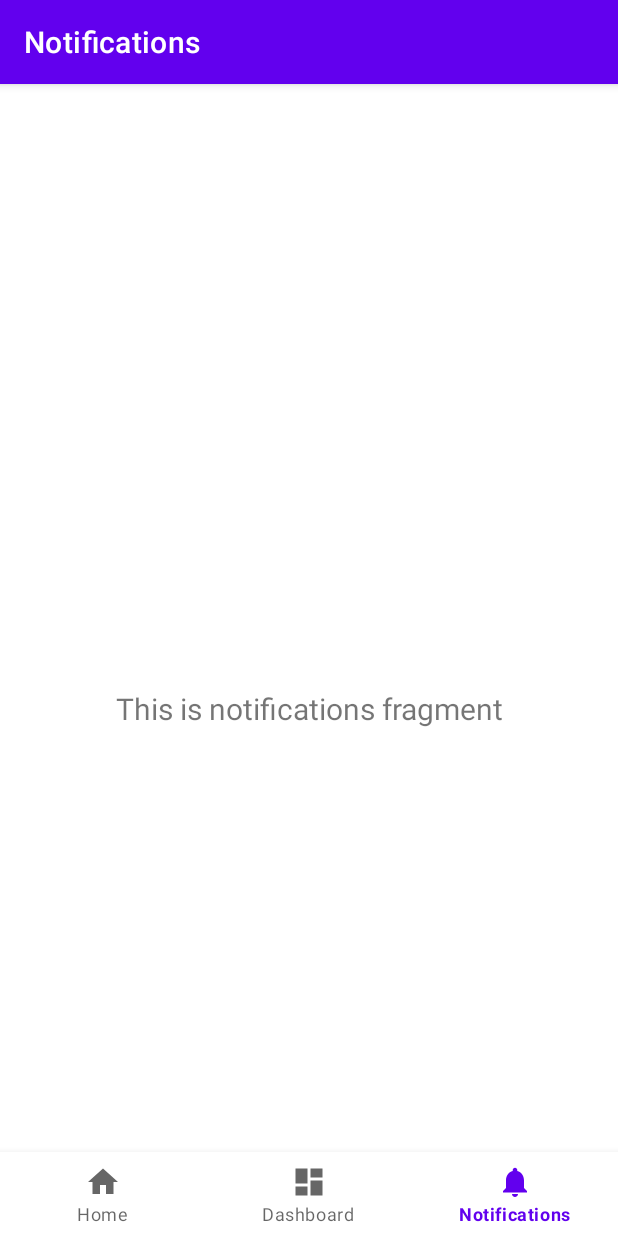
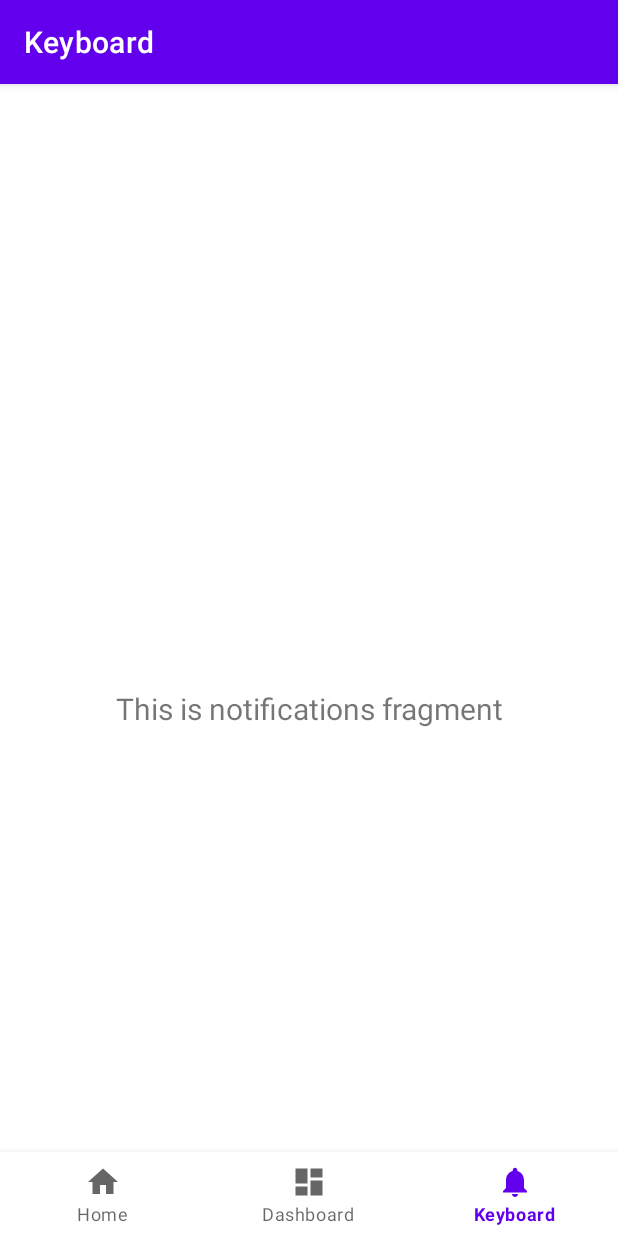
Before and after one commit to Bighsueh/MusicalKeyboard, an Android app: the KeyboardsFragment screen opened through its navigation route, on a phone screen of 412 x 824 dp. Run offline under Robolectric (Android 15) with nearby library versions, the light colour scheme and no system bars; our stand-ins replace navigation-ui.

Commit message:
Set KeyboardsFragment

```diff
--- a/app/src/main/java/tw/edu/nfu/gm/hsueh/musicalkeyboard/MainActivity.java
+++ b/app/src/main/java/tw/edu/nfu/gm/hsueh/musicalkeyboard/MainActivity.java
@@ -20,7 +20,7 @@ public class MainActivity extends AppCompatActivity {
         // Passing each menu ID as a set of Ids because each
         // menu should be considered as top level destinations.
         AppBarConfiguration appBarConfiguration = new AppBarConfiguration.Builder(
-                R.id.navigation_home, R.id.navigation_dashboard, R.id.navigation_notifications)
+                R.id.navigation_home, R.id.navigation_dashboard, R.id.navigation_keyboard)
                 .build();
         NavController navController = Navigation.findNavController(this, R.id.nav_host_fragment);
         NavigationUI.setupActionBarWithNavController(this, navController, appBarConfiguration);
--- a/app/src/main/java/tw/edu/nfu/gm/hsueh/musicalkeyboard/ui/notifications/NotificationsFragment.java
+++ b/app/src/main/java/tw/edu/nfu/gm/hsueh/musicalkeyboard/ui/keyboards/KeyboardsFragment.java
@@ -1,4 +1,4 @@
-package tw.edu.nfu.gm.hsueh.musicalkeyboard.ui.notifications;
+package tw.edu.nfu.gm.hsueh.musicalkeyboard.ui.keyboards;
 
 import android.os.Bundle;
 import android.view.LayoutInflater;
@@ -14,17 +14,17 @@ import androidx.lifecycle.ViewModelProvider;
 
 import tw.edu.nfu.gm.hsueh.musicalkeyboard.R;
 
-public class NotificationsFragment extends Fragment {
+public class KeyboardsFragment extends Fragment {
 
-    private NotificationsViewModel notificationsViewModel;
+    private KeyboardsViewModel keyboardsViewModel;
 
     public View onCreateView(@NonNull LayoutInflater inflater,
                              ViewGroup container, Bundle savedInstanceState) {
-        notificationsViewModel =
-                new ViewModelProvider(this).get(NotificationsViewModel.class);
-        View root = inflater.inflate(R.layout.fragment_notifications, container, false);
-        final TextView textView = root.findViewById(R.id.text_notifications);
-        notificationsViewModel.getText().observe(getViewLifecycleOwner(), new Observer<String>() {
+        keyboardsViewModel =
+                new ViewModelProvider(this).get(KeyboardsViewModel.class);
+        View root = inflater.inflate(R.layout.fragment_keyboard, container, false);
+        final TextView textView = root.findViewById(R.id.text_keyboards);
+        keyboardsViewModel.getText().observe(getViewLifecycleOwner(), new Observer<String>() {
             @Override
             public void onChanged(@Nullable String s) {
                 textView.setText(s);
--- a/app/src/main/java/tw/edu/nfu/gm/hsueh/musicalkeyboard/ui/notifications/NotificationsViewModel.java
+++ b/app/src/main/java/tw/edu/nfu/gm/hsueh/musicalkeyboard/ui/keyboards/KeyboardsViewModel.java
@@ -1,14 +1,14 @@
-package tw.edu.nfu.gm.hsueh.musicalkeyboard.ui.notifications;
+package tw.edu.nfu.gm.hsueh.musicalkeyboard.ui.keyboards;
 
 import androidx.lifecycle.LiveData;
 import androidx.lifecycle.MutableLiveData;
 import androidx.lifecycle.ViewModel;
 
-public class NotificationsViewModel extends ViewModel {
+public class KeyboardsViewModel extends ViewModel {
 
     private MutableLiveData<String> mText;
 
-    public NotificationsViewModel() {
+    public KeyboardsViewModel() {
         mText = new MutableLiveData<>();
         mText.setValue("This is notifications fragment");
     }
--- a/app/src/main/res/layout/fragment_notifications.xml
+++ b/app/src/main/res/layout/fragment_keyboard.xml
@@ -4,10 +4,10 @@
     xmlns:tools="http://schemas.android.com/tools"
     android:layout_width="match_parent"
     android:layout_height="match_parent"
-    tools:context=".ui.notifications.NotificationsFragment">
+    tools:context=".ui.keyboards.KeyboardFragment">
 
     <TextView
-        android:id="@+id/text_notifications"
+        android:id="@+id/text_keyboards"
         android:layout_width="match_parent"
         android:layout_height="wrap_content"
         android:layout_marginStart="8dp"
--- a/app/src/main/res/menu/bottom_nav_menu.xml
+++ b/app/src/main/res/menu/bottom_nav_menu.xml
@@ -12,8 +12,8 @@
         android:title="@string/title_dashboard" />
 
     <item
-        android:id="@+id/navigation_notifications"
+        android:id="@+id/navigation_keyboard"
         android:icon="@drawable/ic_notifications_black_24dp"
-        android:title="@string/title_notifications" />
+        android:title="Keyboard" />
 
 </menu>
--- a/app/src/main/res/navigation/mobile_navigation.xml
+++ b/app/src/main/res/navigation/mobile_navigation.xml
@@ -18,8 +18,8 @@
         tools:layout="@layout/fragment_dashboard" />
 
     <fragment
-        android:id="@+id/navigation_notifications"
-        android:name="tw.edu.nfu.gm.hsueh.musicalkeyboard.ui.notifications.NotificationsFragment"
-        android:label="@string/title_notifications"
-        tools:layout="@layout/fragment_notifications" />
+        android:id="@+id/navigation_keyboard"
+        android:name="tw.edu.nfu.gm.hsueh.musicalkeyboard.ui.keyboards.KeyboardsFragment"
+        android:label="@string/title_keyboard"
+        tools:layout="@layout/fragment_keyboard" />
 </navigation>
--- a/app/src/main/res/values/strings.xml
+++ b/app/src/main/res/values/strings.xml
@@ -2,5 +2,5 @@
     <string name="app_name">MusicalKeyboard</string>
     <string name="title_home">Home</string>
     <string name="title_dashboard">Dashboard</string>
-    <string name="title_notifications">Notifications</string>
+    <string name="title_keyboard">Keyboard</string>
 </resources>
```
